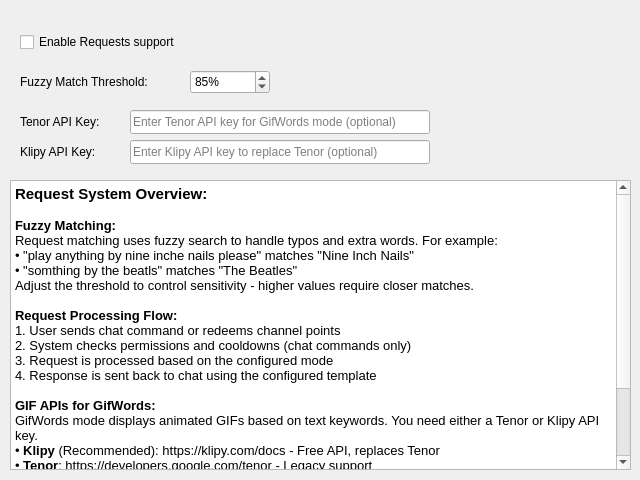
Old version of the form nowplaying/resources/ui/requests_settings.ui in the repository whatsnowplaying/whats-now-playing.
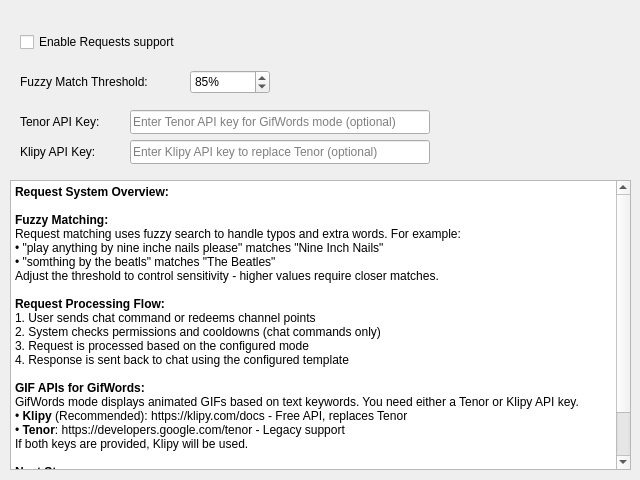
New version of the form.

Commit message:
Fix Windows font scaling, hide unimplemented Kick commands, docs
* Remove hardcoded macOS font families and absolute pt sizes from
  all settings UI panels; Qt now inherits system font correctly on
  all platforms
* Fix About page title to use widget font property instead of
  inline HTML font-size
* Hide unimplemented command/permissions widgets in Kick Chat UI
* Add kickbot-settings.png and kickbot-chat.png to docs
* Update CHANGELOG: security fixes, SSL CA store, reliability
  improvements, arrow overlay, font scaling, Serato3 null-byte fix
* Remove basedpyright from requirements-dev.txt

```diff
--- a/nowplaying/resources/ui/requests_settings.ui
+++ b/nowplaying/resources/ui/requests_settings.ui
@@ -138,31 +138,31 @@
 hr { height: 1px; border-width: 0; }
 li.unchecked::marker { content: &quot;\2610&quot;; }
 li.checked::marker { content: &quot;\2612&quot;; }
-&lt;/style&gt;&lt;/head&gt;&lt;body style=&quot; font-family:'.AppleSystemUIFont'; font-size:13pt; font-weight:400; font-style:normal;&quot;&gt;
-&lt;p style=&quot; margin-top:0px; margin-bottom:0px; margin-left:0px; margin-right:0px; -qt-block-indent:0; text-indent:0px;&quot;&gt;&lt;span style=&quot; font-family:'Sans'; font-size:11pt; font-weight:600;&quot;&gt;Request System Overview:&lt;/span&gt;&lt;/p&gt;
-&lt;p style=&quot;-qt-paragraph-type:empty; margin-top:0px; margin-bottom:0px; margin-left:0px; margin-right:0px; -qt-block-indent:0; text-indent:0px; font-family:'Sans'; font-size:10pt;&quot;&gt;&lt;br /&gt;&lt;/p&gt;
-&lt;p style=&quot; margin-top:0px; margin-bottom:0px; margin-left:0px; margin-right:0px; -qt-block-indent:0; text-indent:0px;&quot;&gt;&lt;span style=&quot; font-family:'Sans'; font-size:10pt; font-weight:600;&quot;&gt;Fuzzy Matching:&lt;/span&gt;&lt;/p&gt;
-&lt;p style=&quot; margin-top:0px; margin-bottom:0px; margin-left:0px; margin-right:0px; -qt-block-indent:0; text-indent:0px;&quot;&gt;&lt;span style=&quot; font-family:'Sans'; font-size:10pt;&quot;&gt;Request matching uses fuzzy search to handle typos and extra words. For example:&lt;/span&gt;&lt;/p&gt;
-&lt;p style=&quot; margin-top:0px; margin-bottom:0px; margin-left:0px; margin-right:0px; -qt-block-indent:0; text-indent:0px;&quot;&gt;&lt;span style=&quot; font-family:'Sans'; font-size:10pt;&quot;&gt;• &quot;play anything by nine inche nails please&quot; matches &quot;Nine Inch Nails&quot;&lt;/span&gt;&lt;/p&gt;
-&lt;p style=&quot; margin-top:0px; margin-bottom:0px; margin-left:0px; margin-right:0px; -qt-block-indent:0; text-indent:0px;&quot;&gt;&lt;span style=&quot; font-family:'Sans'; font-size:10pt;&quot;&gt;• &quot;somthing by the beatls&quot; matches &quot;The Beatles&quot;&lt;/span&gt;&lt;/p&gt;
-&lt;p style=&quot; margin-top:0px; margin-bottom:0px; margin-left:0px; margin-right:0px; -qt-block-indent:0; text-indent:0px;&quot;&gt;&lt;span style=&quot; font-family:'Sans'; font-size:10pt;&quot;&gt;Adjust the threshold to control sensitivity - higher values require closer matches.&lt;/span&gt;&lt;/p&gt;
-&lt;p style=&quot;-qt-paragraph-type:empty; margin-top:0px; margin-bottom:0px; margin-left:0px; margin-right:0px; -qt-block-indent:0; text-indent:0px; font-family:'Sans'; font-size:10pt;&quot;&gt;&lt;br /&gt;&lt;/p&gt;
-&lt;p style=&quot; margin-top:0px; margin-bottom:0px; margin-left:0px; margin-right:0px; -qt-block-indent:0; text-indent:0px;&quot;&gt;&lt;span style=&quot; font-family:'Sans'; font-size:10pt; font-weight:600;&quot;&gt;Request Processing Flow:&lt;/span&gt;&lt;/p&gt;
-&lt;p style=&quot; margin-top:0px; margin-bottom:0px; margin-left:0px; margin-right:0px; -qt-block-indent:0; text-indent:0px;&quot;&gt;&lt;span style=&quot; font-family:'Sans'; font-size:10pt;&quot;&gt;1. User sends chat command or redeems channel points&lt;/span&gt;&lt;/p&gt;
-&lt;p style=&quot; margin-top:0px; margin-bottom:0px; margin-left:0px; margin-right:0px; -qt-block-indent:0; text-indent:0px;&quot;&gt;&lt;span style=&quot; font-family:'Sans'; font-size:10pt;&quot;&gt;2. System checks permissions and cooldowns (chat commands only)&lt;/span&gt;&lt;/p&gt;
-&lt;p style=&quot; margin-top:0px; margin-bottom:0px; margin-left:0px; margin-right:0px; -qt-block-indent:0; text-indent:0px;&quot;&gt;&lt;span style=&quot; font-family:'Sans'; font-size:10pt;&quot;&gt;3. Request is processed based on the configured mode&lt;/span&gt;&lt;/p&gt;
-&lt;p style=&quot; margin-top:0px; margin-bottom:0px; margin-left:0px; margin-right:0px; -qt-block-indent:0; text-indent:0px;&quot;&gt;&lt;span style=&quot; font-family:'Sans'; font-size:10pt;&quot;&gt;4. Response is sent back to chat using the configured template&lt;/span&gt;&lt;/p&gt;
-&lt;p style=&quot;-qt-paragraph-type:empty; margin-top:0px; margin-bottom:0px; margin-left:0px; margin-right:0px; -qt-block-indent:0; text-indent:0px; font-family:'Sans'; font-size:10pt;&quot;&gt;&lt;br /&gt;&lt;/p&gt;
-&lt;p style=&quot; margin-top:0px; margin-bottom:0px; margin-left:0px; margin-right:0px; -qt-block-indent:0; text-indent:0px;&quot;&gt;&lt;span style=&quot; font-family:'Sans'; font-size:10pt; font-weight:600;&quot;&gt;GIF APIs for GifWords:&lt;/span&gt;&lt;/p&gt;
-&lt;p style=&quot; margin-top:0px; margin-bottom:0px; margin-left:0px; margin-right:0px; -qt-block-indent:0; text-indent:0px;&quot;&gt;&lt;span style=&quot; font-family:'Sans'; font-size:10pt;&quot;&gt;GifWords mode displays animated GIFs based on text keywords. You need either a Tenor or Klipy API key.&lt;/span&gt;&lt;/p&gt;
-&lt;p style=&quot; margin-top:0px; margin-bottom:0px; margin-left:0px; margin-right:0px; -qt-block-indent:0; text-indent:0px;&quot;&gt;&lt;span style=&quot; font-family:'Sans'; font-size:10pt;&quot;&gt;• &lt;/span&gt;&lt;span style=&quot; font-family:'Sans'; font-size:10pt; font-weight:600;&quot;&gt;Klipy&lt;/span&gt;&lt;span style=&quot; font-family:'Sans'; font-size:10pt;&quot;&gt; (Recommended): https://klipy.com/docs - Free API, replaces Tenor&lt;/span&gt;&lt;/p&gt;
-&lt;p style=&quot; margin-top:0px; margin-bottom:0px; margin-left:0px; margin-right:0px; -qt-block-indent:0; text-indent:0px;&quot;&gt;&lt;span style=&quot; font-family:'Sans'; font-size:10pt;&quot;&gt;• &lt;/span&gt;&lt;span style=&quot; font-family:'Sans'; font-size:10pt; font-weight:600;&quot;&gt;Tenor&lt;/span&gt;&lt;span style=&quot; font-family:'Sans'; font-size:10pt;&quot;&gt;: https://developers.google.com/tenor - Legacy support&lt;/span&gt;&lt;/p&gt;
-&lt;p style=&quot; margin-top:0px; margin-bottom:0px; margin-left:0px; margin-right:0px; -qt-block-indent:0; text-indent:0px;&quot;&gt;&lt;span style=&quot; font-family:'Sans'; font-size:10pt;&quot;&gt;If both keys are provided, Klipy will be used.&lt;/span&gt;&lt;/p&gt;
-&lt;p style=&quot;-qt-paragraph-type:empty; margin-top:0px; margin-bottom:0px; margin-left:0px; margin-right:0px; -qt-block-indent:0; text-indent:0px; font-family:'Sans'; font-size:10pt;&quot;&gt;&lt;br /&gt;&lt;/p&gt;
-&lt;p style=&quot; margin-top:0px; margin-bottom:0px; margin-left:0px; margin-right:0px; -qt-block-indent:0; text-indent:0px;&quot;&gt;&lt;span style=&quot; font-family:'Sans'; font-size:10pt; font-weight:600;&quot;&gt;Next Steps:&lt;/span&gt;&lt;/p&gt;
-&lt;p style=&quot; margin-top:0px; margin-bottom:0px; margin-left:0px; margin-right:0px; -qt-block-indent:0; text-indent:0px;&quot;&gt;&lt;span style=&quot; font-family:'Sans'; font-size:10pt;&quot;&gt;1. Configure your commands in the &lt;/span&gt;&lt;span style=&quot; font-family:'Sans'; font-size:10pt; font-weight:600;&quot;&gt;Commands&lt;/span&gt;&lt;span style=&quot; font-family:'Sans'; font-size:10pt;&quot;&gt; tab&lt;/span&gt;&lt;/p&gt;
-&lt;p style=&quot; margin-top:0px; margin-bottom:0px; margin-left:0px; margin-right:0px; -qt-block-indent:0; text-indent:0px;&quot;&gt;&lt;span style=&quot; font-family:'Sans'; font-size:10pt;&quot;&gt;2. Set up Twitch integration in the &lt;/span&gt;&lt;span style=&quot; font-family:'Sans'; font-size:10pt; font-weight:600;&quot;&gt;Integration&lt;/span&gt;&lt;span style=&quot; font-family:'Sans'; font-size:10pt;&quot;&gt; tab&lt;/span&gt;&lt;/p&gt;
-&lt;p style=&quot; margin-top:0px; margin-bottom:0px; margin-left:0px; margin-right:0px; -qt-block-indent:0; text-indent:0px;&quot;&gt;&lt;span style=&quot; font-family:'Sans'; font-size:10pt;&quot;&gt;3. Configure permissions and disable unwanted commands in the &lt;/span&gt;&lt;span style=&quot; font-family:'Sans'; font-size:10pt; font-weight:600;&quot;&gt;Twitch Chat&lt;/span&gt;&lt;span style=&quot; font-family:'Sans'; font-size:10pt;&quot;&gt; settings&lt;/span&gt;&lt;/p&gt;
+&lt;/style&gt;&lt;/head&gt;&lt;body&gt;
+&lt;p style=&quot;margin-top:0px; margin-bottom:0px; margin-left:0px; margin-right:0px; -qt-block-indent:0; text-indent:0px&quot;&gt;&lt;span style=&quot;font-weight: 600&quot;&gt;Request System Overview:&lt;/span&gt;&lt;/p&gt;
+&lt;p style=&quot;-qt-paragraph-type:empty; margin-top:0px; margin-bottom:0px; margin-left:0px; margin-right:0px; -qt-block-indent:0; text-indent:0px&quot;&gt;&lt;br /&gt;&lt;/p&gt;
+&lt;p style=&quot;margin-top:0px; margin-bottom:0px; margin-left:0px; margin-right:0px; -qt-block-indent:0; text-indent:0px&quot;&gt;&lt;span style=&quot;font-weight: 600&quot;&gt;Fuzzy Matching:&lt;/span&gt;&lt;/p&gt;
+&lt;p style=&quot;margin-top:0px; margin-bottom:0px; margin-left:0px; margin-right:0px; -qt-block-indent:0; text-indent:0px&quot;&gt;Request matching uses fuzzy search to handle typos and extra words. For example:&lt;/p&gt;
+&lt;p style=&quot;margin-top:0px; margin-bottom:0px; margin-left:0px; margin-right:0px; -qt-block-indent:0; text-indent:0px&quot;&gt;• &quot;play anything by nine inche nails please&quot; matches &quot;Nine Inch Nails&quot;&lt;/p&gt;
+&lt;p style=&quot;margin-top:0px; margin-bottom:0px; margin-left:0px; margin-right:0px; -qt-block-indent:0; text-indent:0px&quot;&gt;• &quot;somthing by the beatls&quot; matches &quot;The Beatles&quot;&lt;/p&gt;
+&lt;p style=&quot;margin-top:0px; margin-bottom:0px; margin-left:0px; margin-right:0px; -qt-block-indent:0; text-indent:0px&quot;&gt;Adjust the threshold to control sensitivity - higher values require closer matches.&lt;/p&gt;
+&lt;p style=&quot;-qt-paragraph-type:empty; margin-top:0px; margin-bottom:0px; margin-left:0px; margin-right:0px; -qt-block-indent:0; text-indent:0px&quot;&gt;&lt;br /&gt;&lt;/p&gt;
+&lt;p style=&quot;margin-top:0px; margin-bottom:0px; margin-left:0px; margin-right:0px; -qt-block-indent:0; text-indent:0px&quot;&gt;&lt;span style=&quot;font-weight: 600&quot;&gt;Request Processing Flow:&lt;/span&gt;&lt;/p&gt;
+&lt;p style=&quot;margin-top:0px; margin-bottom:0px; margin-left:0px; margin-right:0px; -qt-block-indent:0; text-indent:0px&quot;&gt;1. User sends chat command or redeems channel points&lt;/p&gt;
+&lt;p style=&quot;margin-top:0px; margin-bottom:0px; margin-left:0px; margin-right:0px; -qt-block-indent:0; text-indent:0px&quot;&gt;2. System checks permissions and cooldowns (chat commands only)&lt;/p&gt;
+&lt;p style=&quot;margin-top:0px; margin-bottom:0px; margin-left:0px; margin-right:0px; -qt-block-indent:0; text-indent:0px&quot;&gt;3. Request is processed based on the configured mode&lt;/p&gt;
+&lt;p style=&quot;margin-top:0px; margin-bottom:0px; margin-left:0px; margin-right:0px; -qt-block-indent:0; text-indent:0px&quot;&gt;4. Response is sent back to chat using the configured template&lt;/p&gt;
+&lt;p style=&quot;-qt-paragraph-type:empty; margin-top:0px; margin-bottom:0px; margin-left:0px; margin-right:0px; -qt-block-indent:0; text-indent:0px&quot;&gt;&lt;br /&gt;&lt;/p&gt;
+&lt;p style=&quot;margin-top:0px; margin-bottom:0px; margin-left:0px; margin-right:0px; -qt-block-indent:0; text-indent:0px&quot;&gt;&lt;span style=&quot;font-weight: 600&quot;&gt;GIF APIs for GifWords:&lt;/span&gt;&lt;/p&gt;
+&lt;p style=&quot;margin-top:0px; margin-bottom:0px; margin-left:0px; margin-right:0px; -qt-block-indent:0; text-indent:0px&quot;&gt;GifWords mode displays animated GIFs based on text keywords. You need either a Tenor or Klipy API key.&lt;/p&gt;
+&lt;p style=&quot;margin-top:0px; margin-bottom:0px; margin-left:0px; margin-right:0px; -qt-block-indent:0; text-indent:0px&quot;&gt;• &lt;span style=&quot;font-weight: 600&quot;&gt;Klipy&lt;/span&gt; (Recommended): https://klipy.com/docs - Free API, replaces Tenor&lt;/p&gt;
+&lt;p style=&quot;margin-top:0px; margin-bottom:0px; margin-left:0px; margin-right:0px; -qt-block-indent:0; text-indent:0px&quot;&gt;• &lt;span style=&quot;font-weight: 600&quot;&gt;Tenor&lt;/span&gt;: https://developers.google.com/tenor - Legacy support&lt;/p&gt;
+&lt;p style=&quot;margin-top:0px; margin-bottom:0px; margin-left:0px; margin-right:0px; -qt-block-indent:0; text-indent:0px&quot;&gt;If both keys are provided, Klipy will be used.&lt;/p&gt;
+&lt;p style=&quot;-qt-paragraph-type:empty; margin-top:0px; margin-bottom:0px; margin-left:0px; margin-right:0px; -qt-block-indent:0; text-indent:0px&quot;&gt;&lt;br /&gt;&lt;/p&gt;
+&lt;p style=&quot;margin-top:0px; margin-bottom:0px; margin-left:0px; margin-right:0px; -qt-block-indent:0; text-indent:0px&quot;&gt;&lt;span style=&quot;font-weight: 600&quot;&gt;Next Steps:&lt;/span&gt;&lt;/p&gt;
+&lt;p style=&quot;margin-top:0px; margin-bottom:0px; margin-left:0px; margin-right:0px; -qt-block-indent:0; text-indent:0px&quot;&gt;1. Configure your commands in the &lt;span style=&quot;font-weight: 600&quot;&gt;Commands&lt;/span&gt; tab&lt;/p&gt;
+&lt;p style=&quot;margin-top:0px; margin-bottom:0px; margin-left:0px; margin-right:0px; -qt-block-indent:0; text-indent:0px&quot;&gt;2. Set up Twitch integration in the &lt;span style=&quot;font-weight: 600&quot;&gt;Integration&lt;/span&gt; tab&lt;/p&gt;
+&lt;p style=&quot;margin-top:0px; margin-bottom:0px; margin-left:0px; margin-right:0px; -qt-block-indent:0; text-indent:0px&quot;&gt;3. Configure permissions and disable unwanted commands in the &lt;span style=&quot;font-weight: 600&quot;&gt;Twitch Chat&lt;/span&gt; settings&lt;/p&gt;
 &lt;/body&gt;&lt;/html&gt;</string>
    </property>
   </widget>
```
The commit also changes 26 other files.
